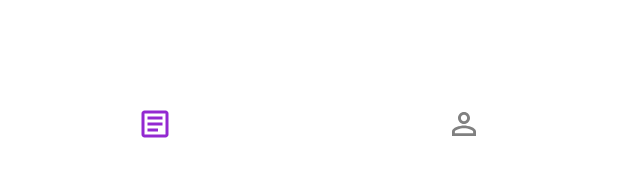
After one commit to lsjpjs1/Rudder-Android, an Android app: the layout fragment_main_bottom_bar.xml on its own in the app's theme, with its tools: preview values and no code run, on a phone screen of 412 x 824 dp. The commit adds this screen. Shown: the part 494-671 px from the top of the screen. Run offline under Robolectric (Android 15) with nearby library versions, the phone set to English and light mode, and no system bars; network calls fail.

Commit message:
feat : 메인화면 바텀 바 구현

```diff
--- a/app/src/main/java/com/rudder/ui/activity/MainActivity.kt
+++ b/app/src/main/java/com/rudder/ui/activity/MainActivity.kt
@@ -1,12 +1,17 @@
 package com.rudder.ui.activity
 
+import android.graphics.Color
+import android.graphics.PorterDuff
 import androidx.appcompat.app.AppCompatActivity
 import android.os.Bundle
 import com.rudder.R
+import com.rudder.ui.fragment.MainBottomBarFragment
+import kotlinx.android.synthetic.main.fragment_main_bottom_bar.*
 
 class MainActivity : AppCompatActivity() {
     override fun onCreate(savedInstanceState: Bundle?) {
         super.onCreate(savedInstanceState)
         setContentView(R.layout.activity_main)
+        supportFragmentManager.beginTransaction().add(R.id.main_bottom_bar,MainBottomBarFragment()).commit()
     }
 }
--- /dev/null
+++ b/app/src/main/res/drawable/ic_outline_article_24.xml
@@ -0,0 +1,6 @@
+<vector android:autoMirrored="true" android:height="24dp"
+    android:tint="@color/purple_rudder" android:viewportHeight="24"
+    android:viewportWidth="24" android:width="24dp" xmlns:android="http://schemas.android.com/apk/res/android">
+    <path android:fillColor="@android:color/white" android:pathData="M19,5v14H5V5H19M19,3H5C3.9,3 3,3.9 3,5v14c0,1.1 0.9,2 2,2h14c1.1,0 2,-0.9 2,-2V5C21,3.9 20.1,3 19,3L19,3z"/>
+    <path android:fillColor="@android:color/white" android:pathData="M14,17H7v-2h7V17zM17,13H7v-2h10V13zM17,9H7V7h10V9z"/>
+</vector>
--- /dev/null
+++ b/app/src/main/res/drawable/ic_outline_person_outline_24.xml
@@ -0,0 +1,5 @@
+<vector android:height="24dp" android:tint="@color/grey"
+    android:viewportHeight="24" android:viewportWidth="24"
+    android:width="24dp" xmlns:android="http://schemas.android.com/apk/res/android">
+    <path android:fillColor="@android:color/white" android:pathData="M12,5.9c1.16,0 2.1,0.94 2.1,2.1s-0.94,2.1 -2.1,2.1S9.9,9.16 9.9,8s0.94,-2.1 2.1,-2.1m0,9c2.97,0 6.1,1.46 6.1,2.1v1.1L5.9,18.1L5.9,17c0,-0.64 3.13,-2.1 6.1,-2.1M12,4C9.79,4 8,5.79 8,8s1.79,4 4,4 4,-1.79 4,-4 -1.79,-4 -4,-4zM12,13c-2.67,0 -8,1.34 -8,4v3h16v-3c0,-2.66 -5.33,-4 -8,-4z"/>
+</vector>
--- /dev/null
+++ b/app/src/main/res/layout/fragment_main_bottom_bar.xml
@@ -0,0 +1,48 @@
+<?xml version="1.0" encoding="utf-8"?>
+<androidx.constraintlayout.widget.ConstraintLayout xmlns:android="http://schemas.android.com/apk/res/android"
+    xmlns:tools="http://schemas.android.com/tools"
+    android:layout_width="match_parent"
+    android:layout_height="match_parent"
+    xmlns:app="http://schemas.android.com/apk/res-auto">
+
+    <androidx.constraintlayout.widget.ConstraintLayout
+        android:id="@+id/communityButton"
+        android:layout_width="0dp"
+        android:layout_height="match_parent"
+        app:layout_constraintStart_toStartOf="parent"
+        app:layout_constraintWidth_default="percent"
+        app:layout_constraintWidth_percent="0.5"
+        android:clickable="true">
+
+        <ImageView
+            android:id="@+id/communityIcon"
+            android:layout_width="wrap_content"
+            android:layout_height="wrap_content"
+            app:srcCompat="@drawable/ic_outline_article_24"
+            app:layout_constraintTop_toTopOf="parent"
+            app:layout_constraintRight_toRightOf="parent"
+            app:layout_constraintBottom_toBottomOf="parent"
+            app:layout_constraintLeft_toLeftOf="parent"/>
+    </androidx.constraintlayout.widget.ConstraintLayout>
+
+    <androidx.constraintlayout.widget.ConstraintLayout
+        android:id="@+id/myPageButton"
+        android:layout_width="0dp"
+        android:layout_height="match_parent"
+        app:layout_constraintEnd_toEndOf="parent"
+        app:layout_constraintWidth_default="percent"
+        app:layout_constraintWidth_percent="0.5"
+        android:clickable="true">
+
+        <ImageView
+            android:id="@+id/myPageIcon"
+            android:layout_width="wrap_content"
+            android:layout_height="wrap_content"
+            app:layout_constraintBottom_toBottomOf="parent"
+            app:layout_constraintLeft_toLeftOf="parent"
+            app:layout_constraintRight_toRightOf="parent"
+            app:layout_constraintTop_toTopOf="parent"
+            app:srcCompat="@drawable/ic_outline_person_outline_24" />
+    </androidx.constraintlayout.widget.ConstraintLayout>
+
+</androidx.constraintlayout.widget.ConstraintLayout>
--- a/app/src/main/res/values/colors.xml
+++ b/app/src/main/res/values/colors.xml
@@ -7,4 +7,6 @@
     <color name="teal_700">#FF018786</color>
     <color name="black">#FF000000</color>
     <color name="white">#FFFFFFFF</color>
+    <color name="purple_rudder">#9329D1</color>
+    <color name="grey">#FF808080</color>
 </resources>
```
Also changed, not shown: app/src/main/java/com/rudder/ui/fragment/MainBottomBarFragment.kt (added, +36 -0 lines), app/src/main/res/drawable/shadow.xml (added, +7 -0 lines), app/src/main/res/layout/activity_main.xml (+19 -0 lines).
